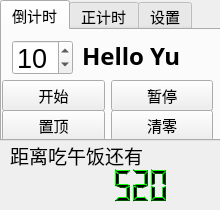
First picture: the form in TimerXdd2/TimerSimple/Timer2.ui, repository xdd1997/PythonXdd, before the edit.
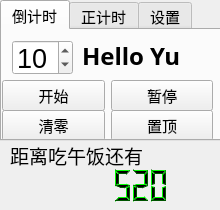
Second picture: the form after the edit.

The edit to the form file:
```diff
--- a/TimerXdd2/TimerSimple/Timer2.ui
+++ b/TimerXdd2/TimerSimple/Timer2.ui
@@ -137,16 +137,16 @@
      </property>
      <layout class="QHBoxLayout" name="horizontalLayout_4">
       <item>
-       <widget class="QPushButton" name="pushButton_ZhiDing">
+       <widget class="QPushButton" name="pushButton_stop">
         <property name="text">
-         <string>置顶</string>
+         <string>清零</string>
         </property>
        </widget>
       </item>
       <item>
-       <widget class="QPushButton" name="pushButton_stop">
+       <widget class="QPushButton" name="pushButton_ZhiDing">
         <property name="text">
-         <string>清零</string>
+         <string>置顶</string>
         </property>
        </widget>
       </item>
```
